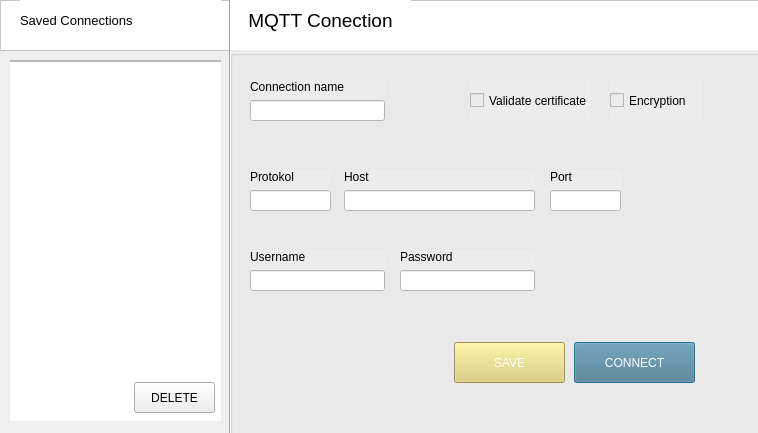
Qt form src/gui/new_connection.ui (Sekky61/MQTT-monitor) before a commit.
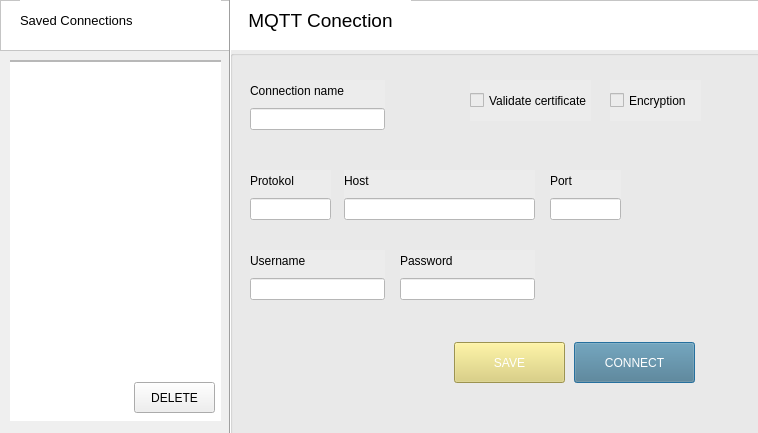
The same form after that commit.

Commit message: Necrashuje pri spatnem connectu Tab order u new_connection

```diff
--- a/src/gui/new_connection.ui
+++ b/src/gui/new_connection.ui
@@ -132,7 +132,7 @@
       <x>20</x>
       <y>120</y>
       <width>81</width>
-      <height>41</height>
+      <height>50</height>
      </rect>
     </property>
     <layout class="QVBoxLayout" name="verticalLayout_5">
@@ -158,7 +158,7 @@
       <x>320</x>
       <y>120</y>
       <width>71</width>
-      <height>41</height>
+      <height>50</height>
      </rect>
     </property>
     <layout class="QVBoxLayout" name="verticalLayout_6">
@@ -210,7 +210,7 @@
       <x>20</x>
       <y>30</y>
       <width>135</width>
-      <height>41</height>
+      <height>50</height>
      </rect>
     </property>
     <layout class="QVBoxLayout" name="verticalLayout">
@@ -236,7 +236,7 @@
       <x>114</x>
       <y>120</y>
       <width>191</width>
-      <height>41</height>
+      <height>50</height>
      </rect>
     </property>
     <layout class="QVBoxLayout" name="verticalLayout_2">
@@ -262,7 +262,7 @@
       <x>20</x>
       <y>200</y>
       <width>135</width>
-      <height>41</height>
+      <height>50</height>
      </rect>
     </property>
     <layout class="QVBoxLayout" name="verticalLayout_3">
@@ -288,7 +288,7 @@
       <x>170</x>
       <y>200</y>
       <width>135</width>
-      <height>41</height>
+      <height>50</height>
      </rect>
     </property>
     <layout class="QVBoxLayout" name="verticalLayout_4">
```
Left out of the diff: 14 changed lines with no effect on the pictures. The commit also changes 2 other files.
